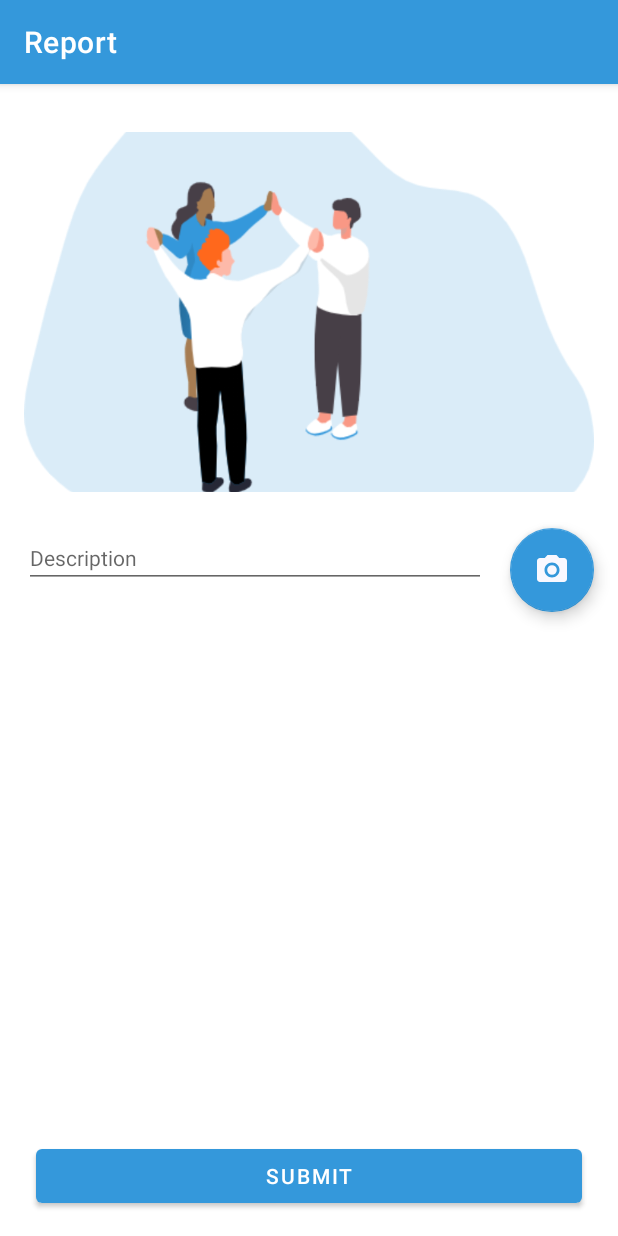
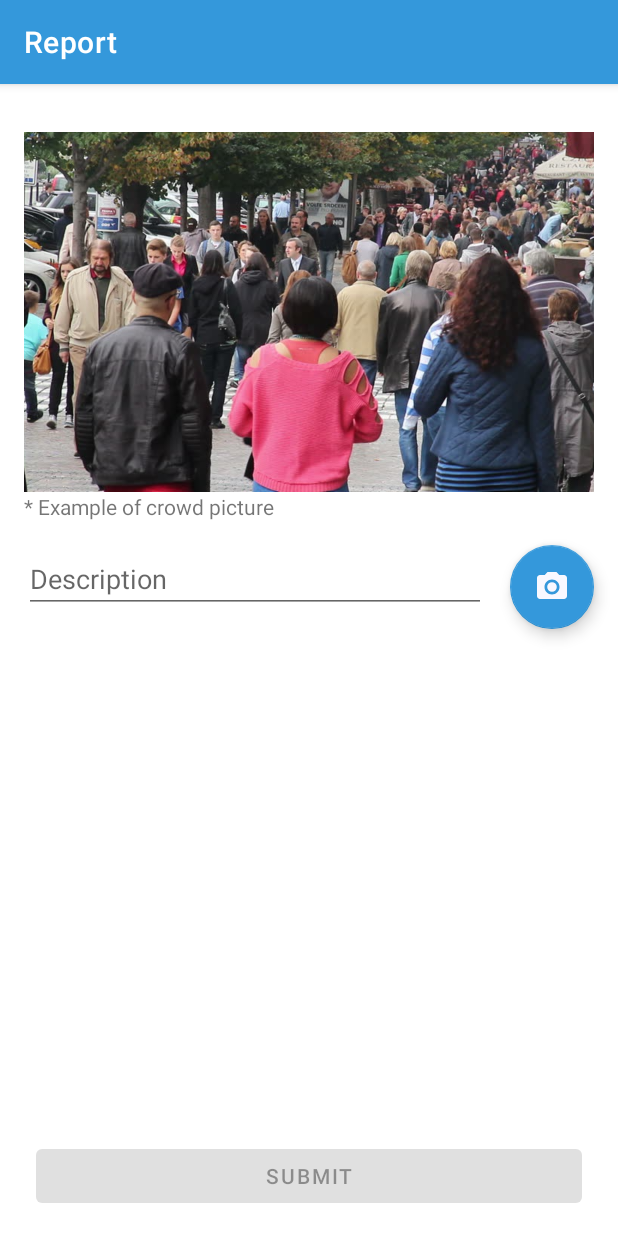
Before and after one commit to hanunmasitha/simosdista, an Android app: the CreateReportFragment screen opened through its navigation route, on a phone screen of 412 x 824 dp. Run offline under Robolectric (Android 15) with nearby library versions, the phone set to English and light mode, and no system bars; our stand-ins replace Firebase (no records; nobody signed in at launch, a user with empty details on screens opened directly).

Commit message:
Update Create Report Form UI

```diff
--- a/android/app/src/main/java/com/example/simodista/presenter/report/CreateReportFragment.kt
+++ b/android/app/src/main/java/com/example/simodista/presenter/report/CreateReportFragment.kt
@@ -63,6 +63,8 @@ class CreateReportFragment : Fragment() {
         firebaseFirestore = FirebaseFirestore.getInstance()
         firebaseAuth = FirebaseAuth.getInstance()
 
+        binding.btnSubmit.isEnabled = false
+
         binding.fabUploadPhoto.setOnClickListener {
             val takePictureIntent = Intent(MediaStore.ACTION_IMAGE_CAPTURE)
             photoFile = getPhotoFile(FILE_NAME)
@@ -77,11 +79,12 @@ class CreateReportFragment : Fragment() {
         }
 
         binding.btnSubmit.setOnClickListener {
-            binding.progressBar4.visibility = View.VISIBLE
-            binding.backgroundDim.visibility = View.VISIBLE
-            activity?.window?.setFlags(WindowManager.LayoutParams.FLAG_NOT_TOUCHABLE,
+            if(checkField()){
+                binding.progressBar4.visibility = View.VISIBLE
+                binding.backgroundDim.visibility = View.VISIBLE
+                activity?.window?.setFlags(WindowManager.LayoutParams.FLAG_NOT_TOUCHABLE,
                     WindowManager.LayoutParams.FLAG_NOT_TOUCHABLE)
-            if(checkField()){
+
                 val image = storageReference.child("pictures/" + photoFile.name)
                 val docRef = firebaseFirestore.collection("users").document(firebaseAuth.currentUser?.uid.toString())
                 var user : User? = null
@@ -151,11 +154,11 @@ class CreateReportFragment : Fragment() {
             Log.d("Content URI", Uri.fromFile(photoFile).toString())
             val takenImage = BitmapFactory.decodeFile(photoFile.absolutePath)
             viewModel.setImageBitmap(takenImage)
-
+            binding.btnSubmit.isEnabled = true
         } else {
             super.onActivityResult(requestCode, resultCode, data)
+            Toast.makeText(requireContext(), "Please take a picture before submit report form", Toast.LENGTH_SHORT).show()
         }
-
     }
 
 
--- a/android/app/src/main/res/layout/fragment_create_report.xml
+++ b/android/app/src/main/res/layout/fragment_create_report.xml
@@ -20,24 +20,31 @@
         app:layout_constraintHorizontal_bias="0.491"
         app:layout_constraintStart_toStartOf="parent"
         app:layout_constraintTop_toTopOf="parent"
-        android:src="@drawable/login_image" />
+        android:src="@drawable/crowd_example" />
 
+
+    <TextView
+        android:id="@+id/textView4"
+        android:layout_width="wrap_content"
+        android:layout_height="wrap_content"
+        android:text="* Example of crowd picture"
+        app:layout_constraintStart_toStartOf="@+id/imageView"
+        app:layout_constraintTop_toBottomOf="@+id/imageView" />
 
     <EditText
         android:id="@+id/et_description"
         android:layout_width="0dp"
         android:layout_height="wrap_content"
         android:layout_marginStart="16dp"
-        android:layout_marginTop="24dp"
+        android:layout_marginTop="16dp"
         android:layout_marginEnd="16dp"
         android:ems="10"
         android:gravity="start|top"
+        android:hint="Description"
         android:inputType="textMultiLine"
-        android:hint="Description"
-        android:textSize="14sp"
         app:layout_constraintEnd_toStartOf="@+id/fab_upload_photo"
         app:layout_constraintStart_toStartOf="parent"
-        app:layout_constraintTop_toBottomOf="@+id/imageView" />
+        app:layout_constraintTop_toBottomOf="@+id/textView4" />
 
     <com.google.android.material.floatingactionbutton.FloatingActionButton
         android:id="@+id/fab_upload_photo"
```
Also changed, not shown: android/app/src/main/res/drawable/crowd_example.jpeg (added).
